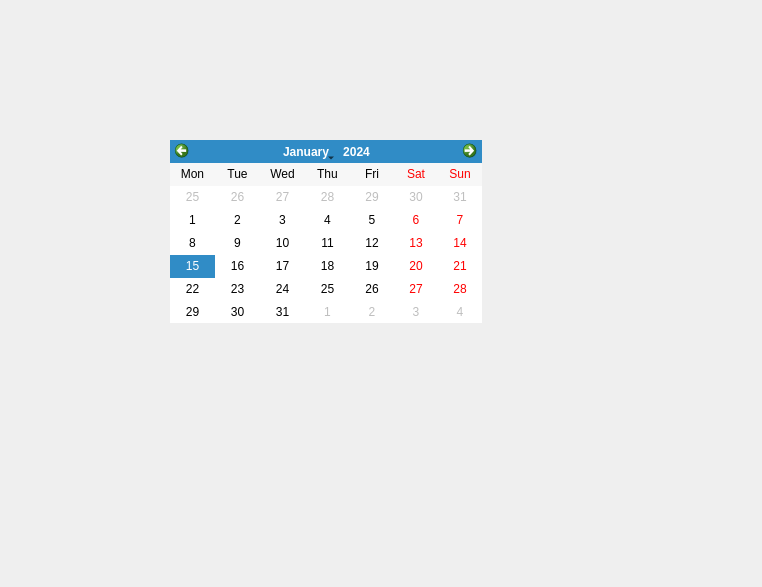
joeelfgrd/Di-Proyect, file templates/dlgCalendar.ui: the form before one commit.
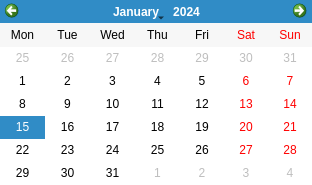
The form after the commit. Icons and pictures are not drawn.

Commit message: Fix iconos,calendar,create clientes

Patch:
```diff
--- a/templates/dlgCalendar.ui
+++ b/templates/dlgCalendar.ui
@@ -9,10 +9,22 @@
    <rect>
     <x>0</x>
     <y>0</y>
-    <width>762</width>
-    <height>587</height>
+    <width>312</width>
+    <height>185</height>
    </rect>
   </property>
+  <property name="minimumSize">
+   <size>
+    <width>312</width>
+    <height>185</height>
+   </size>
+  </property>
+  <property name="maximumSize">
+   <size>
+    <width>312</width>
+    <height>185</height>
+   </size>
+  </property>
   <property name="windowTitle">
    <string>Selecciona Fecha</string>
   </property>
@@ -26,22 +38,22 @@
   <widget class="QCalendarWidget" name="calendar">
    <property name="geometry">
     <rect>
-     <x>170</x>
-     <y>140</y>
+     <x>0</x>
+     <y>0</y>
      <width>312</width>
-     <height>183</height>
+     <height>185</height>
     </rect>
    </property>
    <property name="minimumSize">
     <size>
      <width>312</width>
-     <height>183</height>
+     <height>185</height>
     </size>
    </property>
    <property name="maximumSize">
     <size>
      <width>312</width>
-     <height>183</height>
+     <height>185</height>
     </size>
    </property>
    <property name="verticalHeaderFormat">
```
Left out of the diff: 2 changed lines with no effect on the pictures. The commit also changes 16 other files.
